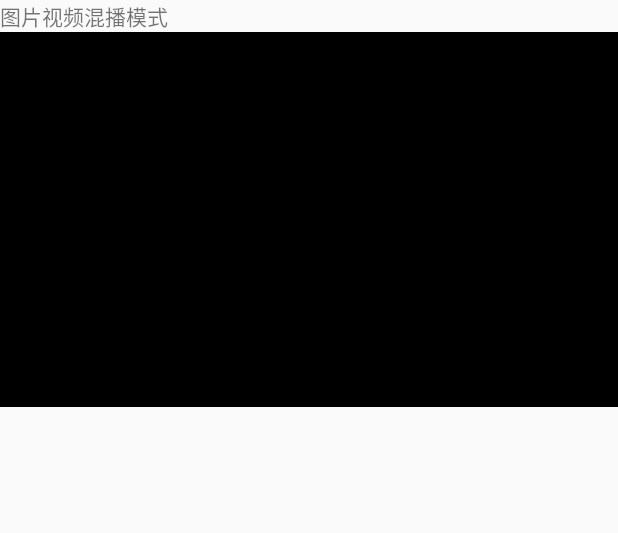
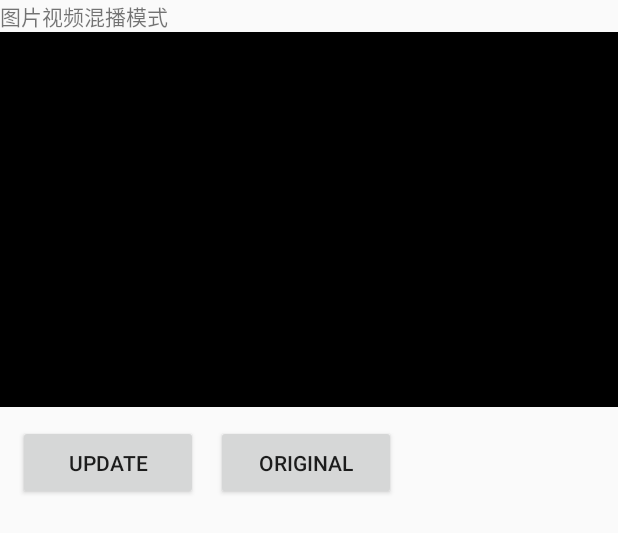
Before and after one commit to lakehubo/HBanner, an Android app: the layout activity_main.xml on its own in the app's theme, with its tools: preview values and no code run, on a phone screen of 412 x 824 dp. Shown: the top 533 px of the screen. Run offline under Robolectric (Android 15) with nearby library versions, the phone set to English and light mode, and no system bars.

Commit message:
修改内容：修复update时候的崩溃问题，新增单个视频无限循环

```diff
--- a/app/build.gradle
+++ b/app/build.gradle
@@ -30,6 +30,6 @@ dependencies {
     testImplementation 'junit:junit:4.12'
     androidTestImplementation 'androidx.test.ext:junit:1.1.1'
     androidTestImplementation 'androidx.test.espresso:espresso-core:3.2.0'
-//    implementation project(':hbanner')
-    implementation 'com.lakehubo:hbanner:1.0.6'
+    implementation project(':hbanner')
+//    implementation 'com.lakehubo:hbanner:1.0.6'
 }
--- a/app/src/main/res/layout/activity_main.xml
+++ b/app/src/main/res/layout/activity_main.xml
@@ -20,4 +20,20 @@
         app:layout_constraintLeft_toLeftOf="parent"
         app:layout_constraintRight_toRightOf="parent"
         app:layout_constraintTop_toBottomOf="@id/tip1" />
+    <Button
+        android:id="@+id/update"
+        android:text="@string/test_update"
+        android:layout_margin="12dp"
+        app:layout_constraintStart_toStartOf="parent"
+        app:layout_constraintTop_toBottomOf="@id/banner"
+        android:layout_width="120dp"
+        android:layout_height="50dp"/>
+    <Button
+        android:id="@+id/original"
+        android:text="@string/back_update"
+        android:layout_margin="12dp"
+        app:layout_constraintStart_toEndOf="@id/update"
+        app:layout_constraintTop_toBottomOf="@id/banner"
+        android:layout_width="120dp"
+        android:layout_height="50dp"/>
 </androidx.constraintlayout.widget.ConstraintLayout>
--- a/app/src/main/res/values/strings.xml
+++ b/app/src/main/res/values/strings.xml
@@ -1,3 +1,5 @@
 <resources>
     <string name="app_name">HBanner</string>
+    <string name="test_update">Update</string>
+    <string name="back_update">Original</string>
 </resources>
--- a/hbanner/src/main/java/com/lake/banner/net/HttpEvent.java
+++ b/hbanner/src/main/java/com/lake/banner/net/HttpEvent.java
@@ -81,7 +81,7 @@ public abstract class HttpEvent {
             long webTime = conn.getDate();
             if (timeRequestHttpCallback != null)
                 timeRequestHttpCallback.onTimeInfo(webTime);
-            Log.e("lake", "httpRequest: " + conn.getResponseCode());
+//            Log.e("lake", "httpRequest: " + conn.getResponseCode());
             if (conn.getResponseCode() == HttpURLConnection.HTTP_OK) {
                 T r = getResultType(conn, param, callback);
                 callback.success(r);
```
Also changed, not shown: app/src/main/java/com/nbicc/hbanner/MainActivity.java (+47 -10 lines), hbanner/src/main/java/com/lake/banner/HBanner.java (+28 -3 lines), hbanner/src/main/java/com/lake/banner/loader/VideoLoader.java (+7 -3 lines).
